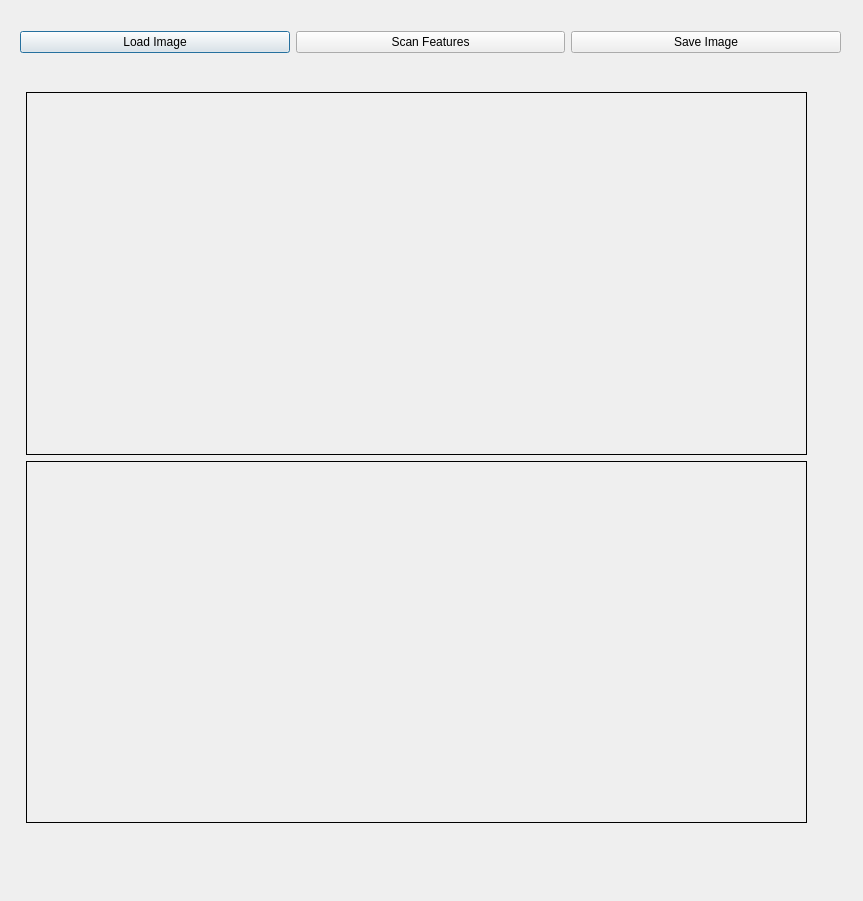
Rektosauros/RVAU, file mainUI.ui: the form before one commit.
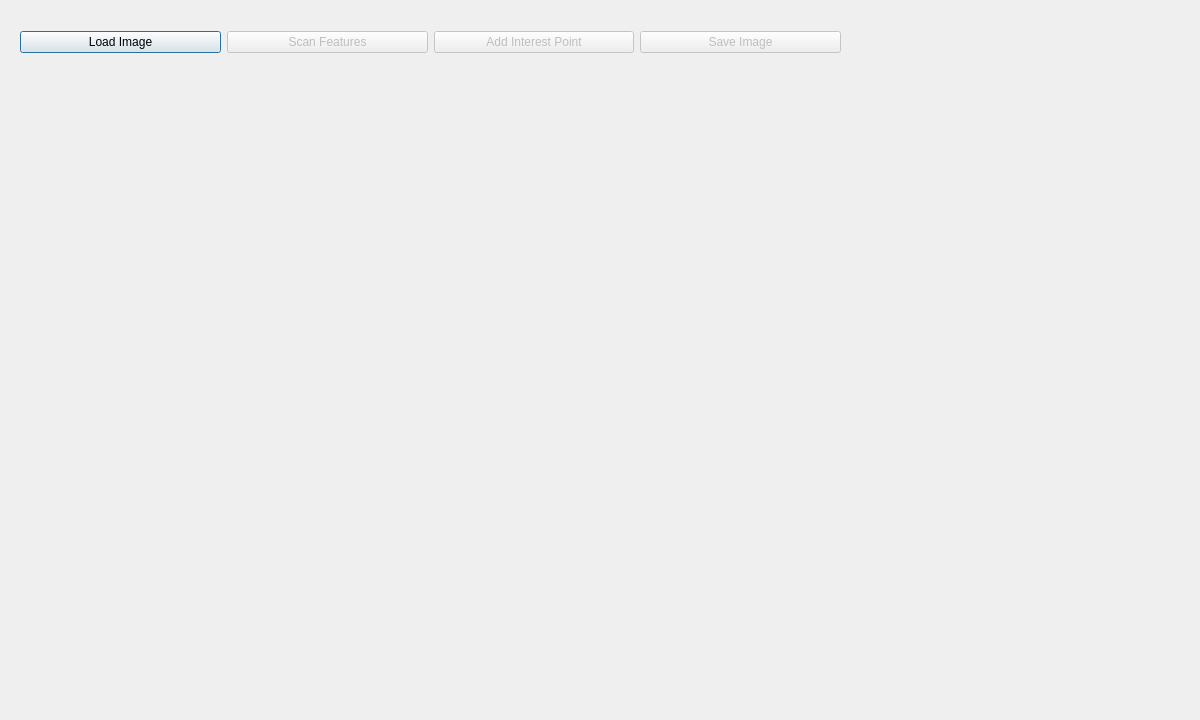
The form after the commit.

Commit message: can add multiple interest points in image

```diff
--- a/mainUI.ui
+++ b/mainUI.ui
@@ -6,14 +6,20 @@
    <rect>
     <x>0</x>
     <y>0</y>
-    <width>863</width>
-    <height>901</height>
+    <width>1200</width>
+    <height>720</height>
    </rect>
   </property>
+  <property name="sizePolicy">
+   <sizepolicy hsizetype="Expanding" vsizetype="Expanding">
+    <horstretch>0</horstretch>
+    <verstretch>0</verstretch>
+   </sizepolicy>
+  </property>
   <property name="windowTitle">
    <string>Dialog</string>
   </property>
-  <widget class="QWidget" name="">
+  <widget class="QWidget" name="layoutWidget">
    <property name="geometry">
     <rect>
      <x>20</x>
@@ -25,6 +31,9 @@
    <layout class="QHBoxLayout" name="horizontalLayout">
     <item>
      <widget class="QPushButton" name="loadButton">
+      <property name="enabled">
+       <bool>true</bool>
+      </property>
       <property name="text">
        <string>Load Image</string>
       </property>
@@ -32,13 +41,29 @@
     </item>
     <item>
      <widget class="QPushButton" name="scanButton">
+      <property name="enabled">
+       <bool>false</bool>
+      </property>
       <property name="text">
        <string>Scan Features</string>
       </property>
      </widget>
     </item>
+    <item>
+     <widget class="QPushButton" name="addButton">
+      <property name="enabled">
+       <bool>false</bool>
+      </property>
+      <property name="text">
+       <string>Add Interest Point</string>
+      </property>
+     </widget>
+    </item>
     <item>
      <widget class="QPushButton" name="saveButton">
+      <property name="enabled">
+       <bool>false</bool>
+      </property>
       <property name="text">
        <string>Save Image</string>
       </property>
@@ -46,7 +71,7 @@
     </item>
    </layout>
   </widget>
-  <widget class="QWidget" name="">
+  <widget class="QWidget" name="layoutWidget">
    <property name="geometry">
     <rect>
      <x>26</x>
@@ -55,28 +80,7 @@
      <height>731</height>
     </rect>
    </property>
-   <layout class="QVBoxLayout" name="verticalLayout">
-    <item>
-     <widget class="QLabel" name="imgLabel">
-      <property name="frameShape">
-       <enum>QFrame::Box</enum>
-      </property>
-      <property name="text">
-       <string/>
-      </property>
-     </widget>
-    </item>
-    <item>
-     <widget class="QLabel" name="imgCharLabel">
-      <property name="frameShape">
-       <enum>QFrame::Box</enum>
-      </property>
-      <property name="text">
-       <string/>
-      </property>
-     </widget>
-    </item>
-   </layout>
+   <layout class="QVBoxLayout" name="verticalLayout"/>
   </widget>
  </widget>
  <resources/>
```
The commit also changes 8 other files.
